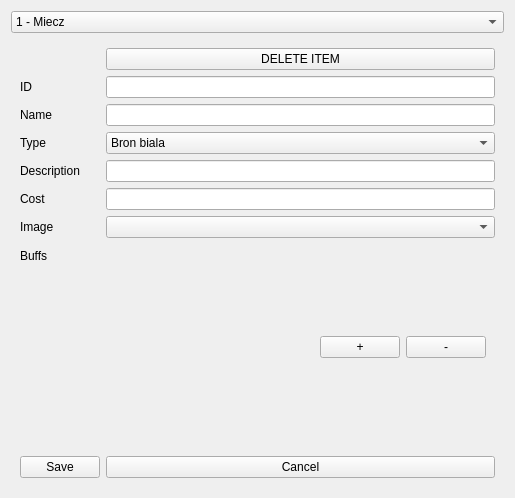
Old version of the form DataManager/forms/GUI/item/itemsview.ui in the repository jurikimurik/Witcher_Adventures_PHP_QTCPP.
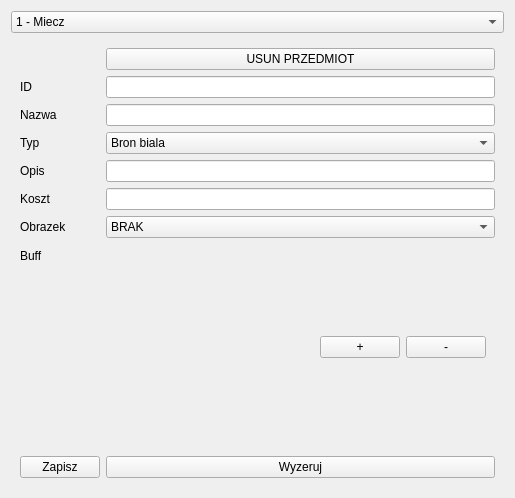
New version of the form.

Commit message: BuffView created + draft fixed + GUI changed to Polish langugage for future translation.

The edit to the form file:
```diff
--- a/DataManager/forms/GUI/item/itemsview.ui
+++ b/DataManager/forms/GUI/item/itemsview.ui
@@ -52,7 +52,7 @@
       <item row="2" column="0">
        <widget class="QLabel" name="nameLabel">
         <property name="text">
-         <string>Name</string>
+         <string>Nazwa</string>
         </property>
        </widget>
       </item>
@@ -62,7 +62,7 @@
       <item row="3" column="0">
        <widget class="QLabel" name="typeLabel">
         <property name="text">
-         <string>Type</string>
+         <string>Typ</string>
         </property>
        </widget>
       </item>
@@ -83,7 +83,7 @@
       <item row="4" column="0">
        <widget class="QLabel" name="descLabel">
         <property name="text">
-         <string>Description</string>
+         <string>Opis</string>
         </property>
        </widget>
       </item>
@@ -93,7 +93,7 @@
       <item row="5" column="0">
        <widget class="QLabel" name="costLabel">
         <property name="text">
-         <string>Cost</string>
+         <string>Koszt</string>
         </property>
        </widget>
       </item>
@@ -103,17 +103,23 @@
       <item row="6" column="0">
        <widget class="QLabel" name="imageLabel">
         <property name="text">
-         <string>Image</string>
+         <string>Obrazek</string>
         </property>
        </widget>
       </item>
       <item row="6" column="1">
-       <widget class="QComboBox" name="imageBox"/>
+       <widget class="QComboBox" name="imageBox">
+        <item>
+         <property name="text">
+          <string>BRAK</string>
+         </property>
+        </item>
+       </widget>
       </item>
       <item row="7" column="0">
        <widget class="QLabel" name="buffLabel">
         <property name="text">
-         <string>Buffs</string>
+         <string>Buff</string>
         </property>
        </widget>
       </item>
@@ -150,21 +156,21 @@
       <item row="8" column="0">
        <widget class="QPushButton" name="saveButton">
         <property name="text">
-         <string>Save</string>
+         <string>Zapisz</string>
         </property>
        </widget>
       </item>
       <item row="8" column="1">
        <widget class="QPushButton" name="cancelButton">
         <property name="text">
-         <string>Cancel</string>
+         <string>Wyzeruj</string>
         </property>
        </widget>
       </item>
       <item row="0" column="1">
        <widget class="QPushButton" name="pushButton">
         <property name="text">
-         <string>DELETE ITEM</string>
+         <string>USUN PRZEDMIOT</string>
         </property>
        </widget>
       </item>
```
Left out of the diff: 4 changed lines with no effect on the pictures. The commit also changes 7 other files.
